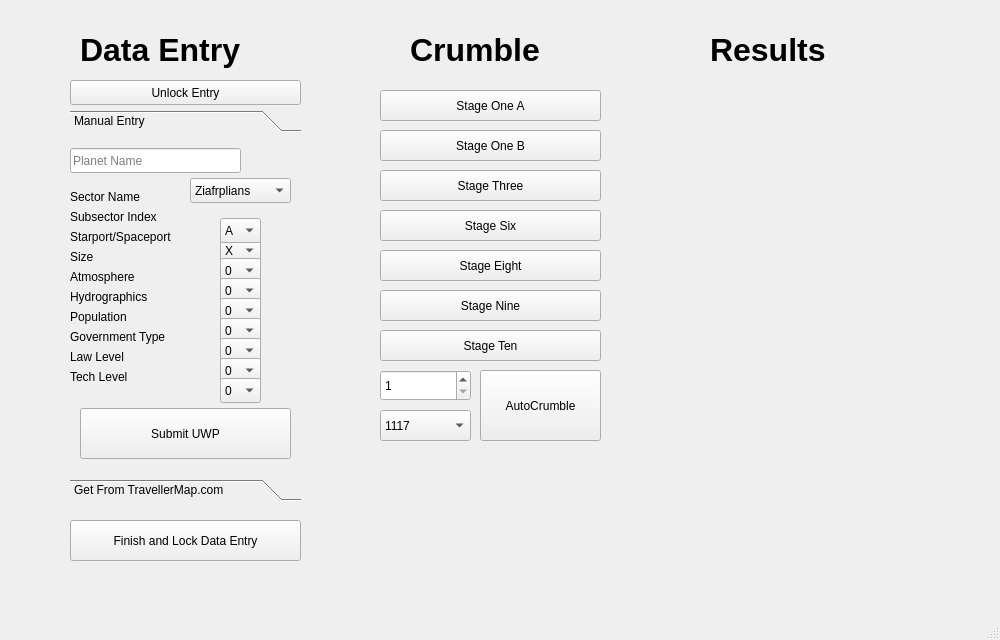
Penultimate-Panacea/World-Crumbler, file mainwindow.ui: the form before one commit.
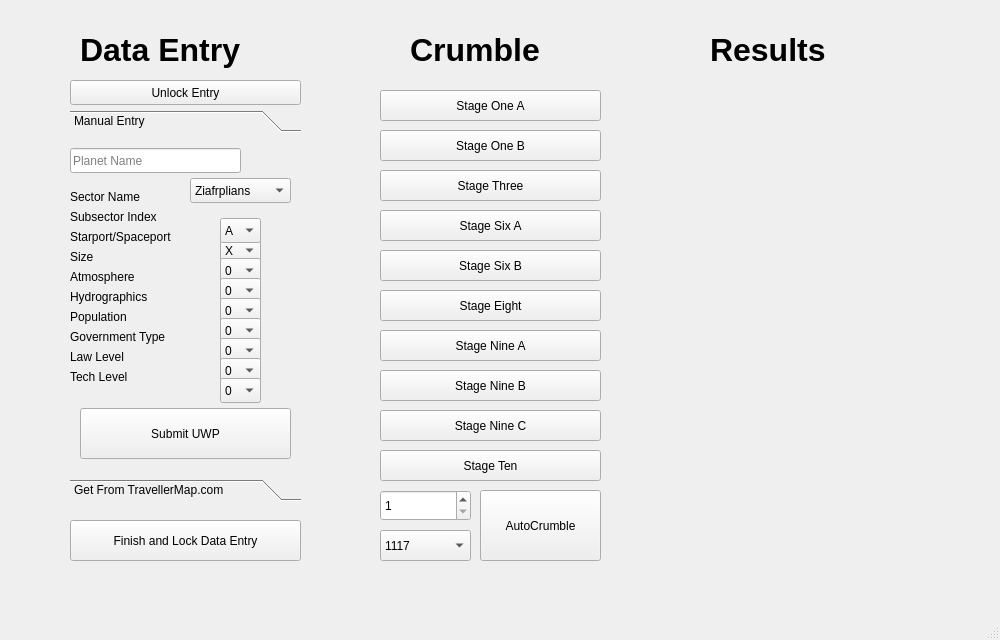
The form after the commit.

Commit message: Added intermediate buttons for stages 6 and 9

Diff of the .ui file:
```diff
--- a/mainwindow.ui
+++ b/mainwindow.ui
@@ -2073,7 +2073,7 @@
       <x>370</x>
       <y>80</y>
       <width>241</width>
-      <height>371</height>
+      <height>491</height>
      </rect>
     </property>
     <widget class="QPushButton" name="CrumbleStage_1a">
@@ -2125,36 +2125,23 @@
       </rect>
      </property>
      <property name="text">
-      <string>Stage Six</string>
+      <string>Stage Six A</string>
      </property>
     </widget>
     <widget class="QPushButton" name="CrumbleStage_8">
      <property name="geometry">
       <rect>
        <x>10</x>
-       <y>170</y>
-       <width>221</width>
-       <height>31</height>
-      </rect>
-     </property>
-     <property name="text">
-      <string>Stage Eight</string>
-     </property>
-    </widget>
-    <widget class="QPushButton" name="CrumbleStage_9">
-     <property name="geometry">
-      <rect>
-       <x>10</x>
        <y>210</y>
        <width>221</width>
        <height>31</height>
       </rect>
      </property>
      <property name="text">
-      <string>Stage Nine</string>
+      <string>Stage Eight</string>
      </property>
     </widget>
-    <widget class="QPushButton" name="CrumbleStage_10">
+    <widget class="QPushButton" name="CrumbleStage_9a">
      <property name="geometry">
       <rect>
        <x>10</x>
@@ -2164,6 +2151,19 @@
       </rect>
      </property>
      <property name="text">
+      <string>Stage Nine A</string>
+     </property>
+    </widget>
+    <widget class="QPushButton" name="CrumbleStage_10">
+     <property name="geometry">
+      <rect>
+       <x>10</x>
+       <y>370</y>
+       <width>221</width>
+       <height>31</height>
+      </rect>
+     </property>
+     <property name="text">
       <string>Stage Ten</string>
      </property>
     </widget>
@@ -2171,7 +2171,7 @@
      <property name="geometry">
       <rect>
        <x>110</x>
-       <y>290</y>
+       <y>410</y>
        <width>121</width>
        <height>71</height>
       </rect>
@@ -2184,7 +2184,7 @@
      <property name="geometry">
       <rect>
        <x>10</x>
-       <y>330</y>
+       <y>450</y>
        <width>91</width>
        <height>31</height>
       </rect>
@@ -2264,7 +2264,7 @@
      <property name="geometry">
       <rect>
        <x>10</x>
-       <y>290</y>
+       <y>410</y>
        <width>91</width>
        <height>31</height>
       </rect>
@@ -2276,6 +2276,45 @@
       <number>365</number>
      </property>
     </widget>
+    <widget class="QPushButton" name="CrumbleStage_11">
+     <property name="geometry">
+      <rect>
+       <x>10</x>
+       <y>330</y>
+       <width>221</width>
+       <height>31</height>
+      </rect>
+     </property>
+     <property name="text">
+      <string>Stage Nine C</string>
+     </property>
+    </widget>
+    <widget class="QPushButton" name="CrumbleStage_9b">
+     <property name="geometry">
+      <rect>
+       <x>10</x>
+       <y>290</y>
+       <width>221</width>
+       <height>31</height>
+      </rect>
+     </property>
+     <property name="text">
+      <string>Stage Nine B</string>
+     </property>
+    </widget>
+    <widget class="QPushButton" name="CrumbleStage_6b">
+     <property name="geometry">
+      <rect>
+       <x>10</x>
+       <y>170</y>
+       <width>221</width>
+       <height>31</height>
+      </rect>
+     </property>
+     <property name="text">
+      <string>Stage Six B</string>
+     </property>
+    </widget>
    </widget>
   </widget>
   <widget class="QMenuBar" name="menubar">
```
Left out of the diff: 37 changed lines with no effect on the pictures.
